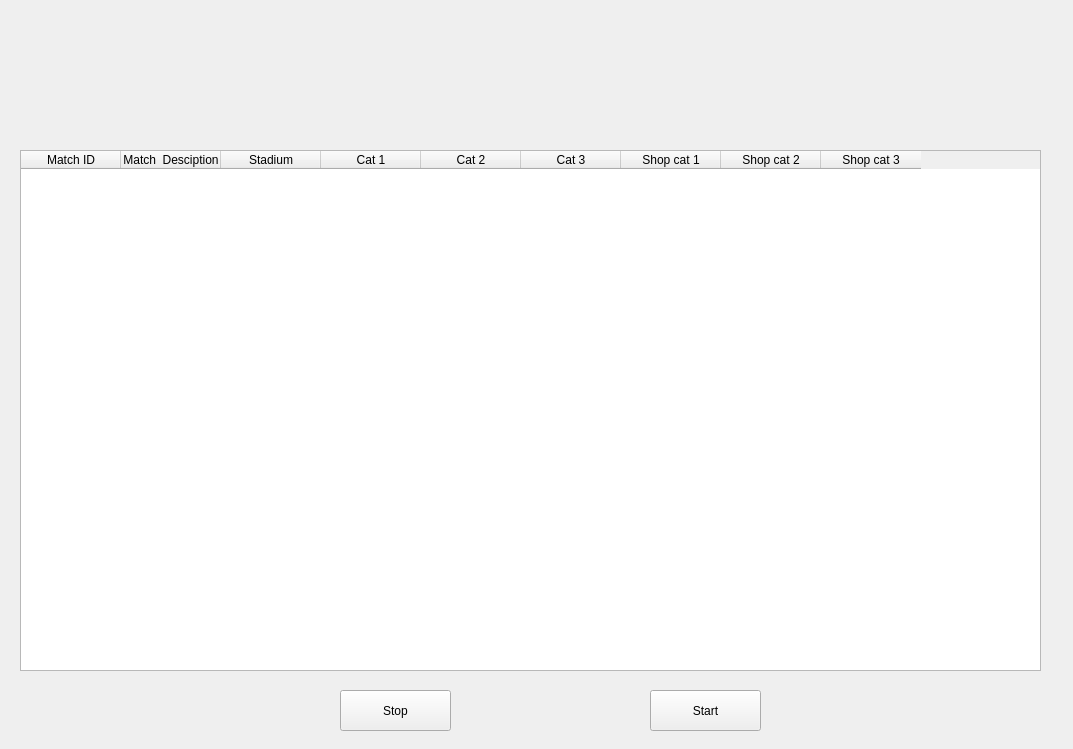
First picture: the form in UI/ui.ui, repository dahani9091/quatar-worl-cup-tickets-checker, before the edit.
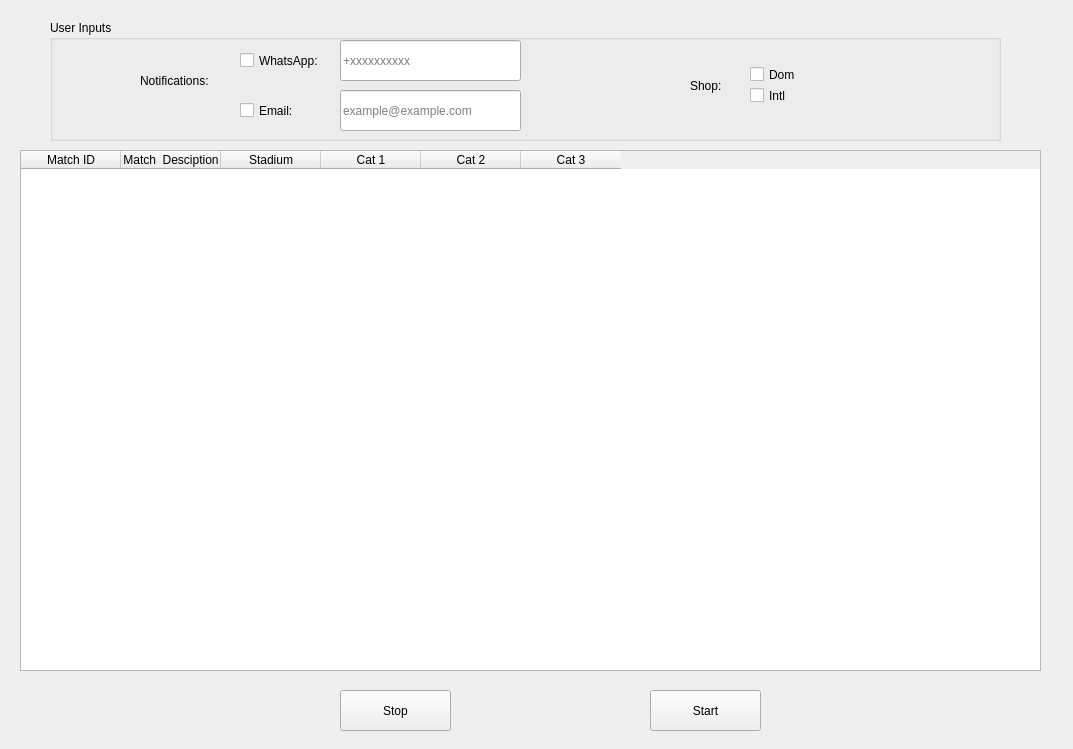
Second picture: the form after the edit.

Diff of the .ui file:
```diff
--- a/UI/ui.ui
+++ b/UI/ui.ui
@@ -65,21 +65,6 @@
       <string>Cat 3</string>
      </property>
     </column>
-    <column>
-     <property name="text">
-      <string>Shop cat 1</string>
-     </property>
-    </column>
-    <column>
-     <property name="text">
-      <string>Shop cat 2</string>
-     </property>
-    </column>
-    <column>
-     <property name="text">
-      <string>Shop cat 3</string>
-     </property>
-    </column>
    </widget>
    <widget class="QPushButton" name="start_btn">
     <property name="geometry">
@@ -107,6 +92,141 @@
      <string>Stop</string>
     </property>
    </widget>
+   <widget class="QGroupBox" name="groupBox">
+    <property name="geometry">
+     <rect>
+      <x>50</x>
+      <y>20</y>
+      <width>951</width>
+      <height>121</height>
+     </rect>
+    </property>
+    <property name="title">
+     <string>User Inputs</string>
+    </property>
+    <widget class="QCheckBox" name="intl_checkbox">
+     <property name="geometry">
+      <rect>
+       <x>700</x>
+       <y>60</y>
+       <width>81</width>
+       <height>31</height>
+      </rect>
+     </property>
+     <property name="text">
+      <string>Intl</string>
+     </property>
+    </widget>
+    <widget class="QCheckBox" name="dom_checkbox">
+     <property name="geometry">
+      <rect>
+       <x>700</x>
+       <y>39</y>
+       <width>81</width>
+       <height>31</height>
+      </rect>
+     </property>
+     <property name="text">
+      <string>Dom</string>
+     </property>
+    </widget>
+    <widget class="QLabel" name="label">
+     <property name="geometry">
+      <rect>
+       <x>640</x>
+       <y>40</y>
+       <width>51</width>
+       <height>51</height>
+      </rect>
+     </property>
+     <property name="styleSheet">
+      <string notr="true">font: 75 9pt &quot;MS Shell Dlg 2&quot;;</string>
+     </property>
+     <property name="text">
+      <string>Shop:</string>
+     </property>
+    </widget>
+    <widget class="QCheckBox" name="wts_checkbox">
+     <property name="geometry">
+      <rect>
+       <x>190</x>
+       <y>20</y>
+       <width>91</width>
+       <height>41</height>
+      </rect>
+     </property>
+     <property name="text">
+      <string>WhatsApp:</string>
+     </property>
+    </widget>
+    <widget class="QLabel" name="label_2">
+     <property name="geometry">
+      <rect>
+       <x>90</x>
+       <y>30</y>
+       <width>91</width>
+       <height>61</height>
+      </rect>
+     </property>
+     <property name="styleSheet">
+      <string notr="true">font: 75 9pt &quot;MS Shell Dlg 2&quot;;</string>
+     </property>
+     <property name="text">
+      <string>Notifications:</string>
+     </property>
+    </widget>
+    <widget class="QCheckBox" name="email_checkbox">
+     <property name="geometry">
+      <rect>
+       <x>190</x>
+       <y>70</y>
+       <width>91</width>
+       <height>41</height>
+      </rect>
+     </property>
+     <property name="text">
+      <string>Email:</string>
+     </property>
+    </widget>
+    <widget class="QLineEdit" name="phone_input">
+     <property name="geometry">
+      <rect>
+       <x>290</x>
+       <y>20</y>
+       <width>181</width>
+       <height>41</height>
+      </rect>
+     </property>
+     <property name="inputMask">
+      <string/>
+     </property>
+     <property name="text">
+      <string/>
+     </property>
+     <property name="placeholderText">
+      <string>+xxxxxxxxxx</string>
+     </property>
+    </widget>
+    <widget class="QLineEdit" name="email_input">
+     <property name="geometry">
+      <rect>
+       <x>290</x>
+       <y>70</y>
+       <width>181</width>
+       <height>41</height>
+      </rect>
+     </property>
+     <property name="inputMask">
+      <string/>
+     </property>
+     <property name="text">
+      <string/>
+     </property>
+     <property name="placeholderText">
+      <string>example@example.com</string>
+     </property>
+    </widget>
+   </widget>
   </widget>
  </widget>
  <resources/>
```
